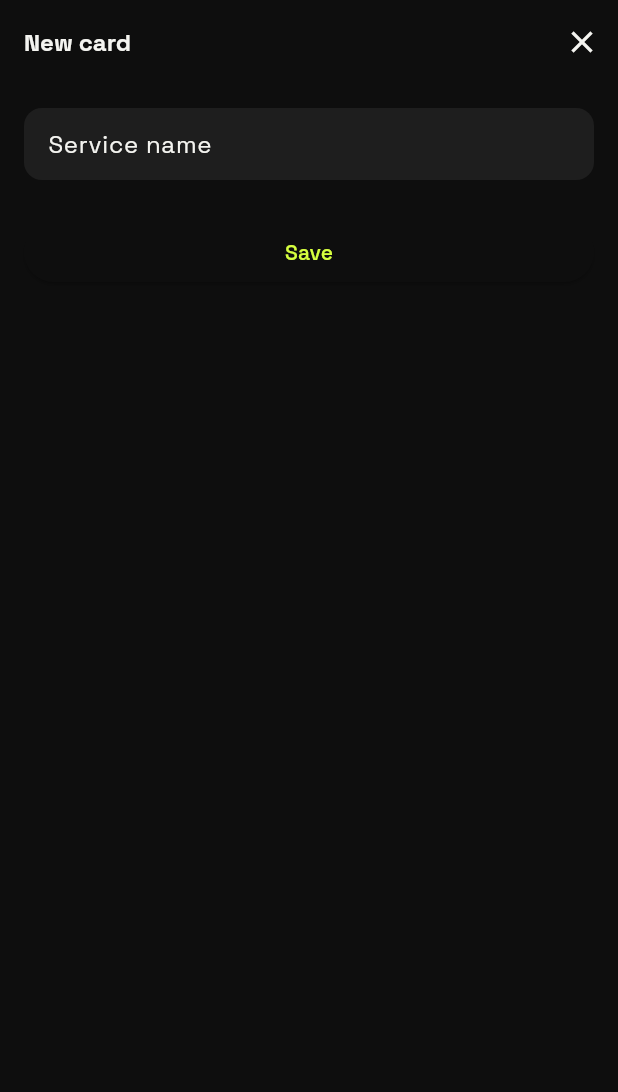
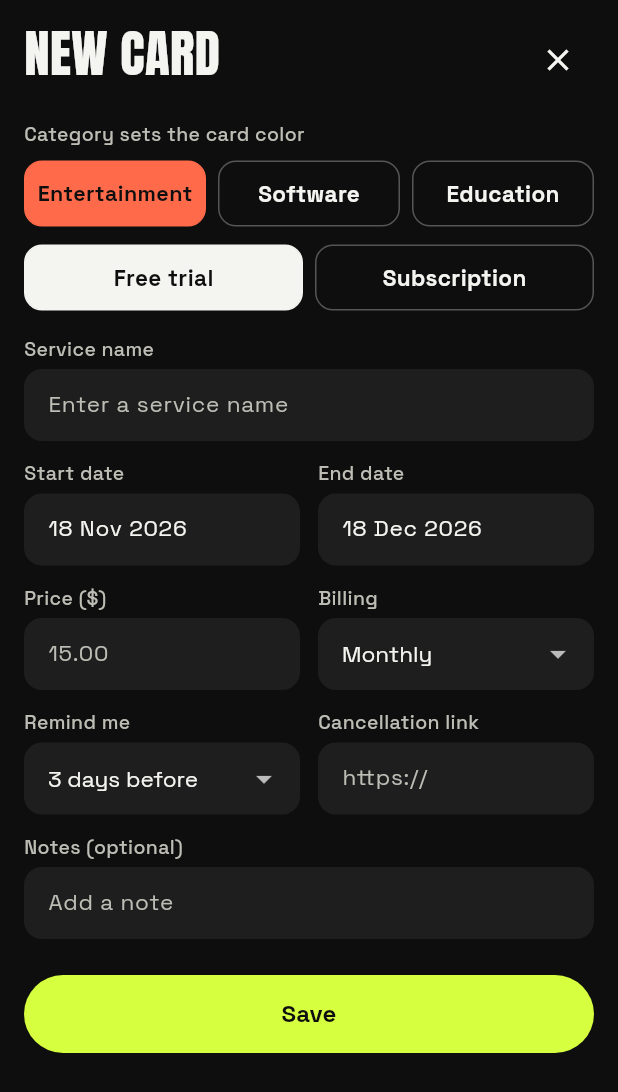
Before and after one commit to barkinakel/cancelr, a Flutter app: the AddScreen screen opened by its route, on a phone screen of 412 x 824 dp. Shown: the top 1092 px of the screen. Run offline on Flutter 3.47's test engine with Material 3 defaults, Android fonts, the phone set to English and light mode, and no system bars; our stand-ins replace material_ui.

Commit message:
Add screen: full form with validation and Saved dialog

```diff
--- a/lib/screens/add_screen.dart
+++ b/lib/screens/add_screen.dart
@@ -1,67 +1,67 @@
 import 'package:material_ui/material_ui.dart';
 
+import '../data/sample_data.dart';
+import '../models/subscription.dart';
+import '../theme/app_colors.dart';
+import '../theme/app_spacing.dart';
+import '../theme/app_text_styles.dart';
+import '../widgets/subscription_form.dart';
+
 // Owner: Zeynep
-class AddScreen extends StatefulWidget {
+class AddScreen extends StatelessWidget {
   const AddScreen({super.key});
 
-  @override
-  State<AddScreen> createState() => _AddScreenState();
-}
+  Future<void> _save(BuildContext context, Subscription entry) async {
+    SampleData.add(entry);
 
-class _AddScreenState extends State<AddScreen> {
-  final _formKey = GlobalKey<FormState>();
-  final _nameController = TextEditingController();
+    final days = entry.reminderDaysBefore;
+    await showDialog<void>(
+      context: context,
+      builder: (dialogContext) => AlertDialog(
+        title: Text(
+          'SAVED',
+          style: AppTextStyles.title.copyWith(color: AppColors.onCard),
+        ),
+        content: Text(
+          "${entry.name} was added. We'll remind you "
+              "$days ${days == 1 ? 'day' : 'days'} before it ends.",
+          style: AppTextStyles.body.copyWith(color: AppColors.onCard),
+        ),
+        actions: [
+          TextButton(
+            onPressed: () => Navigator.pop(dialogContext),
+            child: Text(
+              'OK',
+              style: AppTextStyles.bodyStrong.copyWith(color: AppColors.onCard),
+            ),
+          ),
+        ],
+      ),
+    );
 
-  @override
-  void dispose() {
-    _nameController.dispose();
-    super.dispose();
-  }
-
-  void _save() {
-    if (_formKey.currentState!.validate()) {
-
-    }
+    // Back to Home once the dialog is closed.
+    if (context.mounted) Navigator.pop(context);
   }
 
   @override
   Widget build(BuildContext context) {
     return Scaffold(
-      appBar: AppBar(
-        automaticallyImplyLeading: false,
-        title: const Text('New card'),
-        actions: [
-          IconButton(
-            icon: const Icon(Icons.close),
-            onPressed: () => Navigator.pop(context),
-          ),
-        ],
-      ),
       body: SafeArea(
         child: SingleChildScrollView(
-          padding: const EdgeInsets.all(16),
-          child: Form(
-            key: _formKey,
+          padding: const EdgeInsets.all(AppSpacing.screenPadding),
           child: Column(
             crossAxisAlignment: CrossAxisAlignment.stretch,
             children: [
-                TextFormField(
-                  controller: _nameController,
-                  decoration: const InputDecoration(labelText: 'Service name'),
-                  validator: (value) {
-                    if (value == null || value.trim().isEmpty) {
-                      return 'Enter a service name';
-                    }
-                    return null;
-                  },
+              FormHeader(
+                title: 'NEW CARD',
+                onClose: () => Navigator.pop(context),
               ),
-                const SizedBox(height: 24),
-                ElevatedButton(
-                  onPressed: _save,
-                  child: const Text('Save'),
+              const SizedBox(height: AppSpacing.l),
+              SubscriptionForm(
+                submitLabel: 'Save',
+                onSubmit: (entry) => _save(context, entry),
               ),
             ],
-            ),
           ),
         ),
       ),
--- /dev/null
+++ b/lib/widgets/subscription_form.dart
@@ -0,0 +1,440 @@
+import 'package:material_ui/material_ui.dart';
+import '../data/sample_data.dart';
+import '../models/subscription.dart';
+import '../theme/app_colors.dart';
+import '../theme/app_spacing.dart';
+import '../theme/app_text_styles.dart';
+import 'app_button.dart';
+import 'app_text_field.dart';
+
+// Owner: Zeynep
+// Shared form for the Add and Edit screens.
+class SubscriptionForm extends StatefulWidget {
+  const SubscriptionForm({
+    super.key,
+    this.initial,
+    required this.submitLabel,
+    required this.onSubmit,
+  });
+
+  // Null when adding a new entry, filled when editing.
+  final Subscription? initial;
+  final String submitLabel;
+  final void Function(Subscription entry) onSubmit;
+
+  @override
+  State<SubscriptionForm> createState() => _SubscriptionFormState();
+}
+
+class _SubscriptionFormState extends State<SubscriptionForm> {
+  final _formKey = GlobalKey<FormState>();
+  bool _submitted = false;
+
+  late final TextEditingController _nameController;
+  late final TextEditingController _priceController;
+  late final TextEditingController _startController;
+  late final TextEditingController _endController;
+  late final TextEditingController _linkController;
+  late final TextEditingController _notesController;
+
+  late SubscriptionCategory _category;
+  late EntryType _type;
+  late BillingPeriod _billing;
+  late int _reminderDays;
+  late DateTime _startDate;
+  late DateTime _endDate;
+
+  @override
+  void initState() {
+    super.initState();
+    final initial = widget.initial;
+    final today = DateTime.now();
+
+    _category = initial?.category ?? SubscriptionCategory.entertainment;
+    _type = initial?.type ?? EntryType.freeTrial;
+    _billing = initial?.billingPeriod ?? BillingPeriod.monthly;
+    _reminderDays = initial?.reminderDaysBefore ?? 3;
+    _startDate =
+        initial?.startDate ?? DateTime(today.year, today.month, today.day);
+    _endDate = initial?.endDate ?? _startDate.add(const Duration(days: 30));
+
+    _nameController = TextEditingController(text: initial?.name ?? '');
+    _priceController = TextEditingController(
+      text: initial == null ? '' : _formatPrice(initial.price),
+    );
+    _startController = TextEditingController(text: _formatDate(_startDate));
+    _endController = TextEditingController(text: _formatDate(_endDate));
+    _linkController =
+        TextEditingController(text: initial?.cancellationUrl ?? '');
+    _notesController = TextEditingController(text: initial?.notes ?? '');
+  }
+
+  @override
+  void dispose() {
+    _nameController.dispose();
+    _priceController.dispose();
+    _startController.dispose();
+    _endController.dispose();
+    _linkController.dispose();
+    _notesController.dispose();
+    super.dispose();
+  }
+
+  //  helpers
+
+  static const _months = [
+    'Jan', 'Feb', 'Mar', 'Apr', 'May', 'Jun',
+    'Jul', 'Aug', 'Sep', 'Oct', 'Nov', 'Dec',
+  ];
+
+  String _formatDate(DateTime date) =>
+      '${date.day} ${_months[date.month - 1]} ${date.year}';
+
+  String _formatPrice(double price) => price == price.roundToDouble()
+      ? price.toStringAsFixed(0)
+      : price.toStringAsFixed(2);
+
+  double? _parsePrice(String? text) =>
+      double.tryParse((text ?? '').trim().replaceAll(',', '.'));
+
+  List<int> get _reminderOptions => {1, 3, 7, _reminderDays}.toList()..sort();
+
+  Future<void> _pickDate({required bool isStart}) async {
+    final picked = await showDatePicker(
+      context: context,
+      initialDate: isStart ? _startDate : _endDate,
+      firstDate: DateTime(2020),
+      lastDate: DateTime(2035),
+    );
+    if (picked == null) return;
+
+    setState(() {
+      if (isStart) {
+        _startDate = picked;
+        _startController.text = _formatDate(picked);
+      } else {
+        _endDate = picked;
+        _endController.text = _formatDate(picked);
+      }
+    });
+  }
+
+  //  validators
+
+  String? _validateName(String? value) {
+    if (value == null || value.trim().isEmpty) return 'Enter a service name';
+    return null;
+  }
+
+  String? _validatePrice(String? value) {
+    if (value == null || value.trim().isEmpty) return 'Enter a price';
+    final price = _parsePrice(value);
+    if (price == null || price <= 0) return 'Enter a valid price';
+    return null;
+  }
+
+  String? _validateEndDate(String? _) {
+    if (!_endDate.isAfter(_startDate)) return 'Must be after start date';
+    return null;
+  }
+
+  String? _validateLink(String? value) {
+    final link = (value ?? '').trim();
+    if (link.isEmpty) return null; // optional field
+    if (!link.startsWith('http://') && !link.startsWith('https://')) {
+      return 'Start with https://';
+    }
+    return null;
+  }
+
+  // submit
+
+  void _submit() {
+    setState(() => _submitted = true);
+    if (!_formKey.currentState!.validate()) return;
+
+    final link = _linkController.text.trim();
+    final notes = _notesController.text.trim();
+
+    final entry = Subscription(
+      id: widget.initial?.id ?? SampleData.newId(),
+      name: _nameController.text.trim(),
+      type: _type,
+      category: _category,
+      startDate: _startDate,
+      endDate: _endDate,
+      price: _parsePrice(_priceController.text)!,
+      currency: widget.initial?.currency ?? r'$',
+      billingPeriod: _billing,
+      reminderDaysBefore: _reminderDays,
+      status: widget.initial?.status ?? EntryStatus.active,
+      cancellationUrl: link.isEmpty ? null : link,
+      notes: notes.isEmpty ? null : notes,
+      logoUrl: widget.initial?.logoUrl,
+    );
+
+    widget.onSubmit(entry);
+  }
+
+  //  UI
+
+  @override
+  Widget build(BuildContext context) {
+    return Form(
+      key: _formKey,
+      autovalidateMode: _submitted
+          ? AutovalidateMode.onUserInteraction
+          : AutovalidateMode.disabled,
+      child: Column(
+        crossAxisAlignment: CrossAxisAlignment.stretch,
+        children: [
+          Text('Category sets the card color', style: AppTextStyles.label),
+          const SizedBox(height: AppSpacing.s),
+          Row(
+            children: [
+              for (final category in SubscriptionCategory.values) ...[
+                Expanded(
+                  child: _ChoiceChip(
+                    label: category.label,
+                    selected: _category == category,
+                    selectedColor: category.color,
+                    onTap: () => setState(() => _category = category),
+                  ),
+                ),
+                if (category != SubscriptionCategory.values.last)
+                  const SizedBox(width: AppSpacing.s),
+              ],
+            ],
+          ),
+          const SizedBox(height: AppSpacing.m),
+          Row(
+            children: [
+              for (final type in EntryType.values) ...[
+                Expanded(
+                  child: _ChoiceChip(
+                    label: type.label,
+                    selected: _type == type,
+                    selectedColor: AppColors.textPrimary,
+                    onTap: () => setState(() => _type = type),
+                  ),
+                ),
+                if (type != EntryType.values.last)
+                  const SizedBox(width: AppSpacing.s),
+              ],
+            ],
+          ),
+          const SizedBox(height: AppSpacing.l),
+          AppTextField(
+            label: 'Service name',
+            hint: 'Enter a service name',
+            controller: _nameController,
+            validator: _validateName,
+          ),
+          const SizedBox(height: AppSpacing.m),
+          Row(
+            crossAxisAlignment: CrossAxisAlignment.start,
+            children: [
+              Expanded(
+                child: AppTextField(
+                  label: 'Start date',
+                  controller: _startController,
+                  readOnly: true,
+                  onTap: () => _pickDate(isStart: true),
+                ),
+              ),
+              const SizedBox(width: AppSpacing.m),
+              Expanded(
+                child: AppTextField(
+                  label: 'End date',
+                  controller: _endController,
+                  readOnly: true,
+                  onTap: () => _pickDate(isStart: false),
+                  validator: _validateEndDate,
+                ),
+              ),
+            ],
+          ),
+          const SizedBox(height: AppSpacing.m),
+          Row(
+            crossAxisAlignment: CrossAxisAlignment.start,
+            children: [
+              Expanded(
+                child: AppTextField(
+                  label: r'Price ($)',
+                  hint: '15.00',
+                  controller: _priceController,
+                  keyboardType:
+                  const TextInputType.numberWithOptions(decimal: true),
+                  validator: _validatePrice,
+                ),
+              ),
+              const SizedBox(width: AppSpacing.m),
+              Expanded(
+                child: _LabeledField(
+                  label: 'Billing',
+                  child: DropdownButtonFormField<BillingPeriod>(
+                    initialValue: _billing,
+                    isExpanded: true,
+                    dropdownColor: AppColors.surface,
+                    style: AppTextStyles.body,
+                    items: [
+                      for (final period in BillingPeriod.values)
+                        DropdownMenuItem(
+                          value: period,
+                          child: Text(period.label),
+                        ),
+                    ],
+                    onChanged: (value) {
+                      if (value != null) setState(() => _billing = value);
+                    },
+                  ),
+                ),
+              ),
+            ],
+          ),
+          const SizedBox(height: AppSpacing.m),
+          Row(
+            crossAxisAlignment: CrossAxisAlignment.start,
+            children: [
+              Expanded(
+                child: _LabeledField(
+                  label: 'Remind me',
+                  child: DropdownButtonFormField<int>(
+                    initialValue: _reminderDays,
+                    isExpanded: true,
+                    dropdownColor: AppColors.surface,
+                    style: AppTextStyles.body,
+                    items: [
+                      for (final days in _reminderOptions)
+                        DropdownMenuItem(
+                          value: days,
+                          child: Text(
+                            '$days ${days == 1 ? 'day' : 'days'} before',
+                          ),
+                        ),
+                    ],
+                    onChanged: (value) {
+                      if (value != null) setState(() => _reminderDays = value);
+                    },
+                  ),
+                ),
+              ),
+              const SizedBox(width: AppSpacing.m),
+              Expanded(
+                child: AppTextField(
+                  label: 'Cancellation link',
+                  hint: 'https://',
+                  controller: _linkController,
+                  keyboardType: TextInputType.url,
+                  validator: _validateLink,
+                ),
+              ),
+            ],
+          ),
+          const SizedBox(height: AppSpacing.m),
+          AppTextField(
+            label: 'Notes (optional)',
+            hint: 'Add a note',
+            controller: _notesController,
+          ),
+          const SizedBox(height: AppSpacing.xl),
+          AppButton(label: widget.submitLabel, onPressed: _submit),
+        ],
+      ),
+    );
+  }
+}
+
+// Title row with a close button, used at the top of Add and Edit.
+class FormHeader extends StatelessWidget {
+  const FormHeader({super.key, required this.title, required this.onClose});
+
+  final String title;
+  final VoidCallback onClose;
+
+  @override
+  Widget build(BuildContext context) {
+    return Row(
+      crossAxisAlignment: CrossAxisAlignment.start,
+      children: [
+        Expanded(
+          child: Text(
+            title,
+            style: AppTextStyles.screenTitle,
+            maxLines: 2,
+            overflow: TextOverflow.ellipsis,
+          ),
+        ),
+        IconButton(
+          onPressed: onClose,
+          icon: const Icon(Icons.close),
+          color: AppColors.textPrimary,
+          tooltip: 'Close',
+        ),
+      ],
+    );
+  }
+}
+
+class _ChoiceChip extends StatelessWidget {
+  const _ChoiceChip({
+    required this.label,
+    required this.selected,
+    required this.selectedColor,
+    required this.onTap,
+  });
+
+  final String label;
+  final bool selected;
+  final Color selectedColor;
+  final VoidCallback onTap;
+
+  @override
+  Widget build(BuildContext context) {
+    return InkWell(
+      onTap: onTap,
+      borderRadius: BorderRadius.circular(AppSpacing.radiusField),
+      child: Container(
+        height: AppSpacing.minTapTarget,
+        alignment: Alignment.center,
+        padding: const EdgeInsets.symmetric(horizontal: AppSpacing.s),
+        decoration: BoxDecoration(
+          color: selected ? selectedColor : AppColors.background,
+          borderRadius: BorderRadius.circular(AppSpacing.radiusField),
+          border: Border.all(
+            color: selected ? selectedColor : AppColors.outline,
+          ),
+        ),
+        // scaleDown keeps long labels from overflowing on small phones
+        child: FittedBox(
+          fit: BoxFit.scaleDown,
+          child: Text(
+            label,
+            style: AppTextStyles.bodyStrong.copyWith(
+              color: selected ? AppColors.onCard : AppColors.textPrimary,
+            ),
+          ),
+        ),
+      ),
+    );
+  }
+}
+
+class _LabeledField extends StatelessWidget {
+  const _LabeledField({required this.label, required this.child});
+
+  final String label;
+  final Widget child;
+
+  @override
+  Widget build(BuildContext context) {
+    return Column(
+      crossAxisAlignment: CrossAxisAlignment.start,
+      children: [
+        Text(label, style: AppTextStyles.label),
+        const SizedBox(height: AppSpacing.xs),
+        child,
+      ],
+    );
+  }
+}
```
Lines whose indentation alone changed are shown as unchanged.
